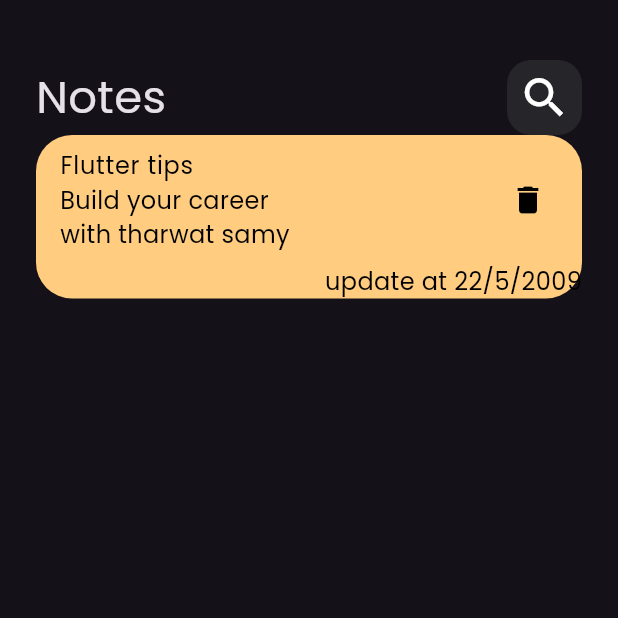
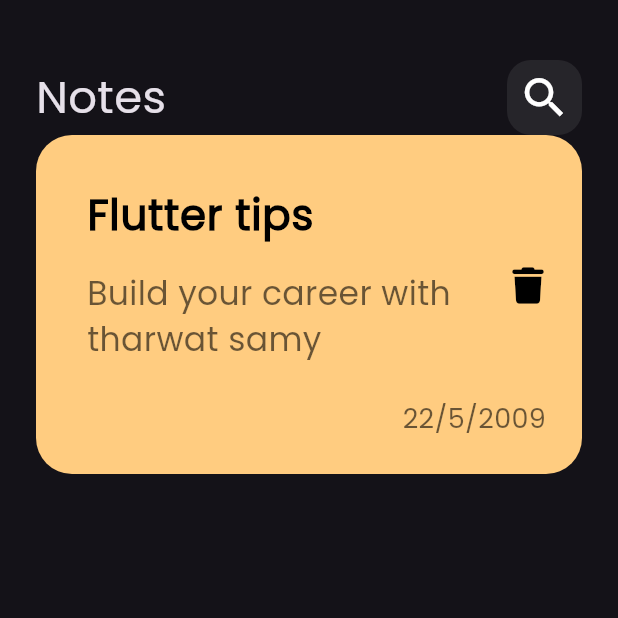
Before and after one commit to MahmoodRihanya/note_app, a Flutter app: the screen it shows after launch, on a phone screen of 412 x 824 dp, the top half of it. Run offline on Flutter 3.47's test engine with Material 3 defaults, Android fonts, the phone set to English and light mode, and no system bars; our stand-ins replace font_awesome_flutter.

Commit message:
create note item

```diff
--- a/lib/views/widgets/custom_note_item.dart
+++ b/lib/views/widgets/custom_note_item.dart
@@ -1,4 +1,5 @@
 import 'package:flutter/material.dart';
+import 'package:font_awesome_flutter/font_awesome_flutter.dart';
 
 class CustomNoteItem extends StatelessWidget {
   const CustomNoteItem({super.key});
@@ -6,6 +7,7 @@ class CustomNoteItem extends StatelessWidget {
   @override
   Widget build(BuildContext context) {
     return Container(
+      padding: EdgeInsets.only(top: 24, bottom: 24, left: 18),
       decoration: BoxDecoration(
         borderRadius: BorderRadius.circular(24),
         color: Color(0xffFFCC80),
@@ -14,25 +16,36 @@ class CustomNoteItem extends StatelessWidget {
         crossAxisAlignment: CrossAxisAlignment.end,
         children: [
           ListTile(
-            trailing: Icon(Icons.delete, color: Colors.black),
-            title: Text('Flutter tips', style: TextStyle(color: Colors.black)),
-            subtitle: Column(
-              crossAxisAlignment: CrossAxisAlignment.start,
-              children: [
-                Text(
-                  'Build your career ',
-                  style: TextStyle(color: Colors.black, fontSize: 16),
+            trailing: Icon(FontAwesomeIcons.trash, color: Colors.black),
+            title: Text(
+              'Flutter tips',
+              style: TextStyle(
+                color: Colors.black,
+                fontSize: 28,
+                fontWeight: FontWeight.bold,
+              ),
+            ),
+            subtitle: Padding(
+              padding: const EdgeInsets.symmetric(vertical: 16),
+              child: Text(
+                'Build your career with tharwat samy',
+                style: TextStyle(
+                  color: Colors.black.withAlpha(150),
+                  fontSize: 22,
                 ),
-                Text(
-                  'with tharwat samy ',
-                  style: TextStyle(color: Colors.black, fontSize: 16),
-                ),
-              ],
+              ),
             ),
           ),
-          Text(
-            'update at 22/5/2009',
-            style: TextStyle(color: Colors.black, fontSize: 16),
+
+          Padding(
+            padding: const EdgeInsets.only(right: 24),
+            child: Text(
+              '22/5/2009',
+              style: TextStyle(
+                color: Colors.black.withAlpha(150),
+                fontSize: 18,
+              ),
+            ),
           ),
         ],
       ),
--- a/pubspec.yaml
+++ b/pubspec.yaml
@@ -34,6 +34,7 @@ dependencies:
   # The following adds the Cupertino Icons font to your application.
   # Use with the CupertinoIcons class for iOS style icons.
   cupertino_icons: ^1.0.8
+  font_awesome_flutter: ^10.8.0
 
 dev_dependencies:
   flutter_test:
```
Also changed, not shown: pubspec.lock.
